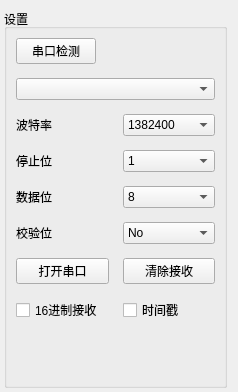
Before: the Qt Designer form chuankou/widgetsettings.ui in lsr123/SSCAN, drawn with Qt 5.
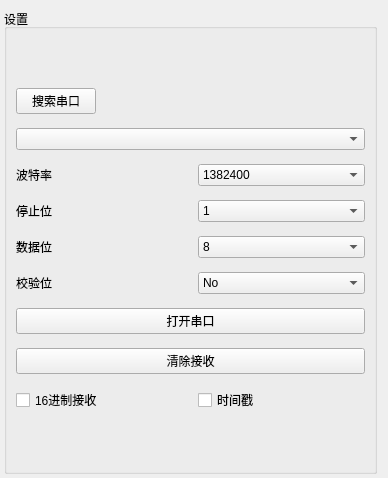
After: the same form once the commit is applied.

```diff
--- a/chuankou/widgetsettings.ui
+++ b/chuankou/widgetsettings.ui
@@ -6,8 +6,8 @@
    <rect>
     <x>0</x>
     <y>0</y>
-    <width>238</width>
-    <height>392</height>
+    <width>388</width>
+    <height>478</height>
    </rect>
   </property>
   <property name="windowTitle">
@@ -44,7 +44,7 @@
             <item>
              <widget class="QPushButton" name="btnSearchPort">
               <property name="text">
-               <string>串口检测</string>
+               <string>搜索串口</string>
               </property>
              </widget>
             </item>
@@ -81,6 +81,9 @@
             </item>
             <item>
              <widget class="QComboBox" name="cbxBaudRate">
+              <property name="currentText">
+               <string>115200</string>
+              </property>
               <item>
                <property name="text">
                 <string>1382400</string>
@@ -206,7 +209,7 @@
            </layout>
           </item>
           <item>
-           <layout class="QHBoxLayout" name="horizontalLayout_4">
+           <layout class="QVBoxLayout" name="verticalLayout_3">
             <item>
              <widget class="QPushButton" name="btnSerialPortOperation">
               <property name="text">
@@ -244,19 +247,6 @@
             </item>
            </layout>
           </item>
-          <item>
-           <spacer name="verticalSpacer">
-            <property name="orientation">
-             <enum>Qt::Vertical</enum>
-            </property>
-            <property name="sizeHint" stdset="0">
-             <size>
-              <width>20</width>
-              <height>40</height>
-             </size>
-            </property>
-           </spacer>
-          </item>
          </layout>
         </item>
        </layout>
```
